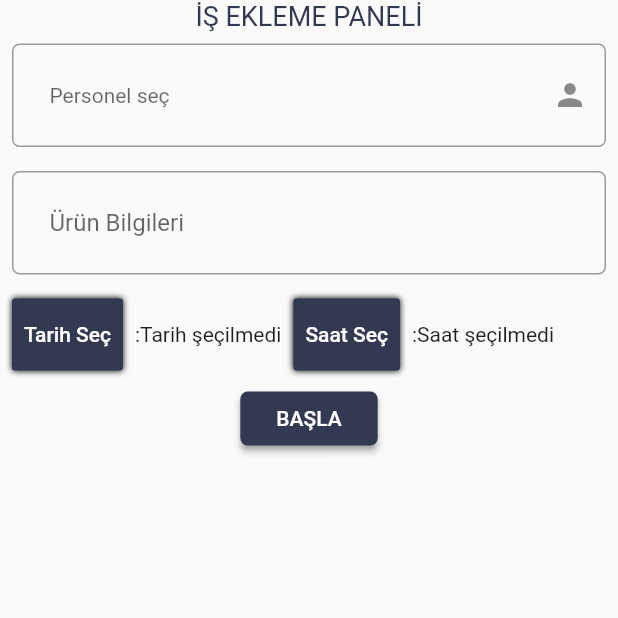
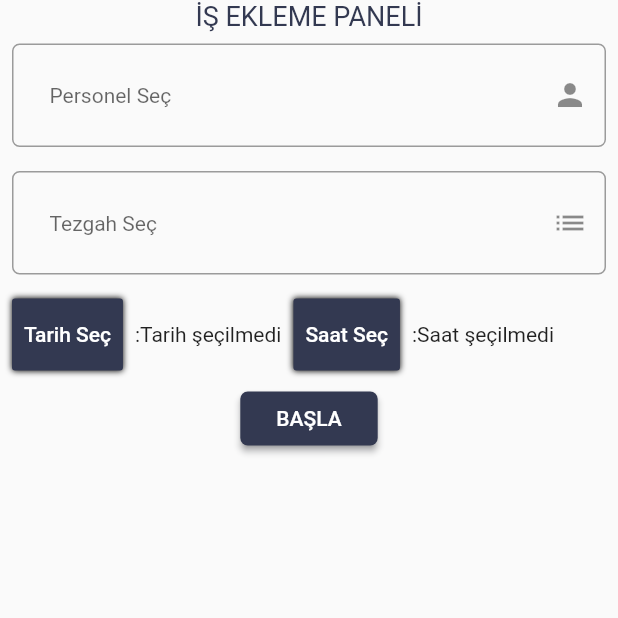
Before and after one commit to DoganBozkurt/EndProject, a Flutter app: the AddJobScreen screen opened by its route, on a phone screen of 412 x 824 dp, the top half of it. Run offline on Flutter 3.47's test engine with Material 2 defaults, Android fonts, the phone set to English and light mode, and no system bars; our stand-ins replace awesome_dialog, flutter_vector_icons; missing offline and left inert: drop_down_list; network calls fail.

Commit message:
tezgah eklendi

```diff
--- a/lib/Model/personel.dart
+++ b/lib/Model/personel.dart
@@ -1,7 +1,7 @@
 import 'dart:convert';
 
 List<Personel> personelFromJson(String str) => List<Personel>.from(json.decode(str).map((x) => Personel.fromJson(x)));
-String depoListToJson(List<Personel> data) => json.encode(List<dynamic>.from(data.map((x) => x.toJson())));
+String personelToJson(List<Personel> data) => json.encode(List<dynamic>.from(data.map((x) => x.toJson())));
 
 class Personel {
   int sNo;
--- /dev/null
+++ b/lib/Model/tezgah.dart
@@ -0,0 +1,17 @@
+import 'dart:convert';
+
+List<Tezgah> tezgahFromJson(String str)=> List<Tezgah>.from(json.decode(str).map((x)=>Tezgah.fromJson(x)));
+class Tezgah {
+  int sNo;
+  int tkkid;
+  String tezgahAdi;
+  String tezgahKodu;
+
+  Tezgah({required this.sNo,required this.tkkid,required this.tezgahAdi,required this.tezgahKodu});
+
+  factory Tezgah.fromJson(Map<String,dynamic> json)=> Tezgah(
+  sNo: json["sNo"],
+  tkkid: json["tkkid"],
+  tezgahAdi: json["tezgahAdi"],
+  tezgahKodu: json["tezgahKodu"]);
+}
--- a/lib/Screen/addJob.dart
+++ b/lib/Screen/addJob.dart
@@ -4,6 +4,7 @@ import 'package:drop_down_list/model/selected_list_item.dart';
 import 'package:flutter/material.dart';
 import 'package:intl/intl.dart';
 import 'package:usis_2/Model/personel.dart';
+import 'package:usis_2/Model/tezgah.dart';
 import 'package:usis_2/Responsive/mobileView.dart';
 import 'package:usis_2/Responsive/responsive_utils.dart';
 import 'package:usis_2/Responsive/tabletView.dart';
@@ -24,10 +25,12 @@ class _AddJobScreenState extends State<AddJobScreen> {
   String? baslamaTarihiFormatli;
   TimeOfDay? baslamaSaati;
   final List<SelectedListItem> selectPersonel = [];
+  final List<SelectedListItem> selectTezgah = [];
   List<Personel>? personel;
-  String secilenPersonel="";
+  List<Tezgah>? tezgah;
+  String secilenPersonel = "";
   TextEditingController personelSec = TextEditingController();
-  TextEditingController fiyat = TextEditingController();
+  TextEditingController tezgahSec = TextEditingController();
 
   @override
   void initState() {
@@ -37,10 +40,17 @@ class _AddJobScreenState extends State<AddJobScreen> {
 
   getData() async {
     personel = await RemoteService().getPersonel();
-    if (personel != null) {
+    tezgah = await RemoteService().getTezgah();
+    if (personel != null && tezgah != null) {
       personel
           ?.map((e) => selectPersonel.add(SelectedListItem(
               name: '${e.ad} ${e.soyad}', value: e.kod.toString())))
+          .toList();
+
+      tezgah
+          ?.map((e) => selectTezgah.add(SelectedListItem(
+              name: "${e.tezgahAdi} | ${e.tezgahKodu}",
+              value: e.tkkid.toString())))
           .toList();
     }
   }
@@ -68,14 +78,14 @@ class _AddJobScreenState extends State<AddJobScreen> {
         }));
   }
 
-  void onTextFieldTapPersonel(List<SelectedListItem> pData) {
+  void onTextFieldTap(List<SelectedListItem> pData, String listTitle) {
     DropDownState(
       DropDown(
           enableMultipleSelection: false,
           data: pData,
-          bottomSheetTitle: const Text(
-            "Personel Listesi",
-            style: TextStyle(
+          bottomSheetTitle: Text(
+            listTitle,
+            style: const TextStyle(
               fontWeight: FontWeight.bold,
               fontSize: 20.0,
             ),
@@ -83,7 +93,14 @@ class _AddJobScreenState extends State<AddJobScreen> {
           selectedItems: (List<dynamic> selectedList) {
             for (var item in selectedList) {
               if (item is SelectedListItem) {
-                personelSec.text=item.name;
+                switch (listTitle) {
+                  case "Personel Seç":
+                    personelSec.text = item.name;
+                    break;
+                    case "Tezgah Seç":
+                    tezgahSec.text = item.name;
+                    break;
+                }
               }
             }
           }),
@@ -114,27 +131,8 @@ class _AddJobScreenState extends State<AddJobScreen> {
             "İŞ EKLEME PANELİ",
             style: TextStyle(color: kPrimaryColor, fontSize: 18),
           ),
-          Padding(
-            padding: const EdgeInsets.all(8.0),
-            child: TextField(
-              controller: personelSec,
-              readOnly: true,
-              onTap: () => onTextFieldTapPersonel(selectPersonel),
-              decoration:  InputDecoration(
-                contentPadding: const EdgeInsets.all(25),
-                hintText: personelSec.text == "" ? "Personel seç" : personelSec.text,
-                hintStyle: const TextStyle(fontSize: 14),
-                border: const OutlineInputBorder(
-                  borderRadius: BorderRadius.all(
-                    Radius.circular(5),
-                  ),
-                  borderSide: BorderSide(color: kPrimaryColor),
-                ),
-                suffixIcon: const Icon(Icons.person),
-              ),
-            ),
-          ),
-          adetFiyatTextField("Ürün Bilgileri", fiyat),
+          listDialog(selectPersonel, personelSec, "Personel Seç",Icons.person),
+          listDialog(selectTezgah, tezgahSec, "Tezgah Seç",Icons.list),
           Row(
             children: [
               rowTarih(context),
@@ -155,6 +153,30 @@ class _AddJobScreenState extends State<AddJobScreen> {
           ),
         ],
       );
+
+  Padding listDialog(List<SelectedListItem> selectList,
+      TextEditingController hintTxt, String nullHintTxt,IconData icon) {
+    return Padding(
+      padding: const EdgeInsets.all(8.0),
+      child: TextField(
+        controller: hintTxt,
+        readOnly: true,
+        onTap: () => onTextFieldTap(selectList, nullHintTxt),
+        decoration: InputDecoration(
+          contentPadding: const EdgeInsets.all(25),
+          hintText: hintTxt.text == "" ? nullHintTxt : hintTxt.text,
+          hintStyle: const TextStyle(fontSize: 14),
+          border: const OutlineInputBorder(
+            borderRadius: BorderRadius.all(
+              Radius.circular(5),
+            ),
+            borderSide: BorderSide(color: kPrimaryColor),
+          ),
+          suffixIcon:  Icon(icon),
+        ),
+      ),
+    );
+  }
 
   Widget rowTarih(BuildContext context) {
     return Row(
--- a/lib/Services/remoteService.dart
+++ b/lib/Services/remoteService.dart
@@ -1,4 +1,5 @@
 import 'package:usis_2/Model/personel.dart';
+import 'package:usis_2/Model/tezgah.dart';
 import 'package:usis_2/constants.dart';
 import 'package:http/http.dart' as http;
 class RemoteService {
@@ -15,4 +16,15 @@ class RemoteService {
     return null;
   }
 
+  Future<List<Tezgah>?> getTezgah() async {
+    var url = Uri.parse('$constUrl/api/tezgah');
+    var response=await http.get(url,headers: {
+      "Contet_Type": "applacition/json",
+    });
+    if (response.statusCode==200) {
+       var json = response.body;
+      return tezgahFromJson(json);
+    }
+    return null;
+  }
 }
```
